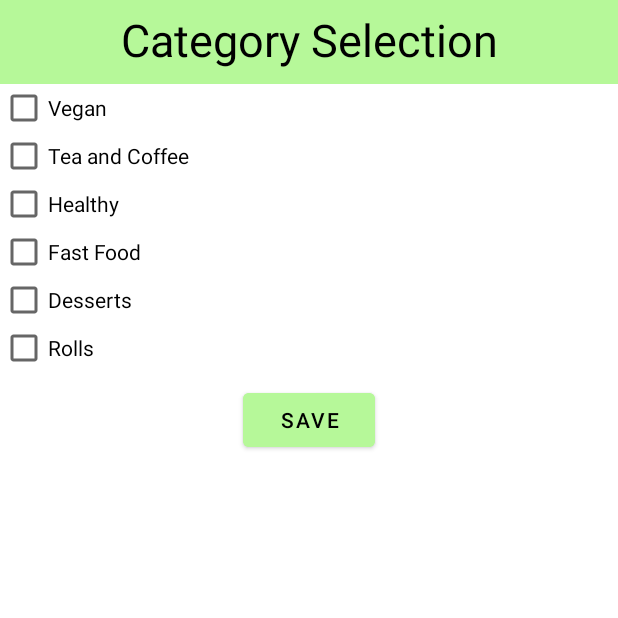
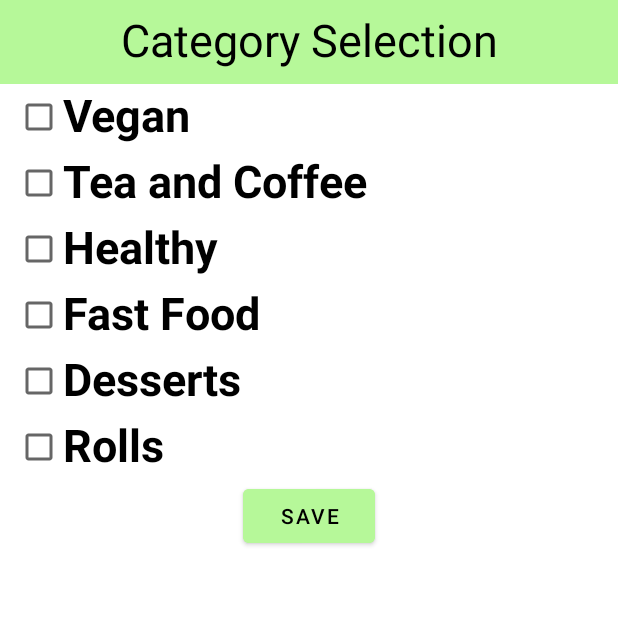
Before and after one commit to ETS-Android5/LeidosRollvan, an Android app: the BusinessCategoryActivity screen opened directly, with no data from a screen before it, on a phone screen of 412 x 824 dp, the top half of it. Run offline under Robolectric (Android 15) with nearby library versions, the phone set to English and light mode, and no system bars; our stand-ins replace Firebase (no records; nobody signed in at launch, a user with empty details on screens opened directly).

Commit message:
Enlarge Category selection font to ensure visibility.

```diff
--- a/Android_Project/app/src/main/java/com/example/leidosrollvan/activity/BusinessCategoryActivity.java
+++ b/Android_Project/app/src/main/java/com/example/leidosrollvan/activity/BusinessCategoryActivity.java
@@ -2,6 +2,7 @@ package com.example.leidosrollvan.activity;
 
 import android.content.Context;
 import android.content.Intent;
+import android.graphics.Typeface;
 import android.os.Bundle;
 import android.view.View;
 import android.view.ViewGroup;
@@ -63,6 +64,9 @@ public class BusinessCategoryActivity extends AppCompatActivity{
                             for (String category : categories) {
                                 CheckBox checkBox = new CheckBox(context);
                                 checkBox.setText(category);
+                                checkBox.setTextSize(30);
+                                checkBox.setTypeface(null, Typeface.BOLD);
+                                checkBox.setPadding(0,0,0,5);
                                 checkBox.setId(count);
                                 count++;
                                 //if category was previously selected and saved, show as ticked on load.
@@ -86,6 +90,9 @@ public class BusinessCategoryActivity extends AppCompatActivity{
                     for (String category : categories) {
                         CheckBox checkBox = new CheckBox(context);
                         checkBox.setText(category);
+                        checkBox.setPadding(0,0,0,5);
+                        checkBox.setTypeface(null, Typeface.BOLD);
+                        checkBox.setTextSize(30);
                         checkBox.setId(count);
                         count++;
                         checkboxContainer.addView(checkBox);
--- a/Android_Project/app/src/main/java/com/example/leidosrollvan/adapters/CategoryAdapter.java
+++ b/Android_Project/app/src/main/java/com/example/leidosrollvan/adapters/CategoryAdapter.java
@@ -43,6 +43,7 @@ public class CategoryAdapter extends RecyclerView.Adapter<CategoryAdapter.MyView
         Business business = list2.get(position);
         holder.businessName.setText(business.getBusinessName());
 
+
     }
 
     @Override
@@ -56,7 +57,6 @@ public class CategoryAdapter extends RecyclerView.Adapter<CategoryAdapter.MyView
 
         public MyViewHolder(@NonNull View itemView) {
             super(itemView);
-
             businessName = itemView.findViewById(R.id.nameRecyclerItem);
 
 
--- a/Android_Project/app/src/main/java/com/example/leidosrollvan/adapters/businessItemRecyclerAdapter.java
+++ b/Android_Project/app/src/main/java/com/example/leidosrollvan/adapters/businessItemRecyclerAdapter.java
@@ -50,7 +50,7 @@ public class businessItemRecyclerAdapter extends RecyclerView.Adapter<businessIt
     public void onBindViewHolder(@NonNull businessItemRecyclerAdapter.MyViewHolder holder, int position) {
         HashMap<String, String> item = itemList.get(position);
         String name = item.keySet().toArray()[0].toString();
-        String price = "$"+item.get(name);
+        String price = "£"+item.get(name);
         holder.foodName.setText(name);
         holder.foodPrice.setText(price);
     }
--- a/Android_Project/app/src/main/res/layout/activity_business_categories.xml
+++ b/Android_Project/app/src/main/res/layout/activity_business_categories.xml
@@ -32,8 +32,9 @@
 
     <LinearLayout
         android:id="@+id/checkboxes"
-        android:layout_width="129dp"
-        android:layout_height="200dp"
+        android:layout_width="wrap_content"
+        android:layout_height="wrap_content"
+        android:layout_marginStart="10dp"
         android:orientation="vertical"
         app:layout_constraintBottom_toBottomOf="parent"
         app:layout_constraintEnd_toEndOf="parent"
```
Also changed, not shown: Android_Project/app/src/main/res/layout/activity_business_home.xml (+4 -4 lines).
